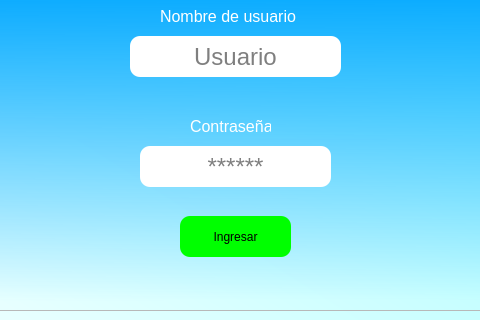
First picture: the form in interfaces/SITHome_Home.ui, repository Geo18G/SITHome, before the edit; both pictures show x 329 to 809 and y 395 to 715 of the 1115 by 715 pixel window.
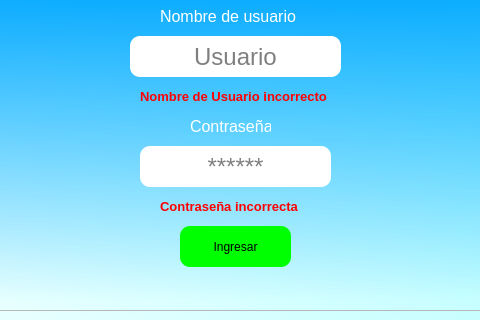
Second picture: the form after the edit.

Diff of the .ui file:
```diff
--- a/interfaces/SITHome_Home.ui
+++ b/interfaces/SITHome_Home.ui
@@ -88,7 +88,7 @@
           <property name="geometry">
            <rect>
             <x>490</x>
-            <y>240</y>
+            <y>250</y>
             <width>111</width>
             <height>41</height>
            </rect>
@@ -197,6 +197,42 @@
            <string>&lt;html&gt;&lt;head/&gt;&lt;body&gt;&lt;p&gt;&lt;span style=&quot; font-size:12pt;&quot;&gt;Nombre de usuario&lt;/span&gt;&lt;/p&gt;&lt;/body&gt;&lt;/html&gt;</string>
           </property>
          </widget>
+         <widget class="QLabel" name="nombre_Inc">
+          <property name="geometry">
+           <rect>
+            <x>450</x>
+            <y>100</y>
+            <width>201</width>
+            <height>41</height>
+           </rect>
+          </property>
+          <property name="styleSheet">
+           <string notr="true">font: 24pt &quot;MS shell Dlg 2&quot;;
+background-color: none;
+color: white;</string>
+          </property>
+          <property name="text">
+           <string>&lt;html&gt;&lt;head/&gt;&lt;body&gt;&lt;p&gt;&lt;span style=&quot; font-size:10pt; font-weight:600; color:#ff0000;&quot;&gt;Nombre de Usuario incorrecto&lt;/span&gt;&lt;/p&gt;&lt;/body&gt;&lt;/html&gt;</string>
+          </property>
+         </widget>
+         <widget class="QLabel" name="contrasena_Inc">
+          <property name="geometry">
+           <rect>
+            <x>470</x>
+            <y>210</y>
+            <width>151</width>
+            <height>41</height>
+           </rect>
+          </property>
+          <property name="styleSheet">
+           <string notr="true">font: 24pt &quot;MS shell Dlg 2&quot;;
+background-color: none;
+color: white;</string>
+          </property>
+          <property name="text">
+           <string>&lt;html&gt;&lt;head/&gt;&lt;body&gt;&lt;p&gt;&lt;span style=&quot; font-size:10pt; font-weight:600; color:#ff0000;&quot;&gt;Contraseña incorrecta&lt;/span&gt;&lt;/p&gt;&lt;/body&gt;&lt;/html&gt;</string>
+          </property>
+         </widget>
         </widget>
        </item>
       </layout>
```
